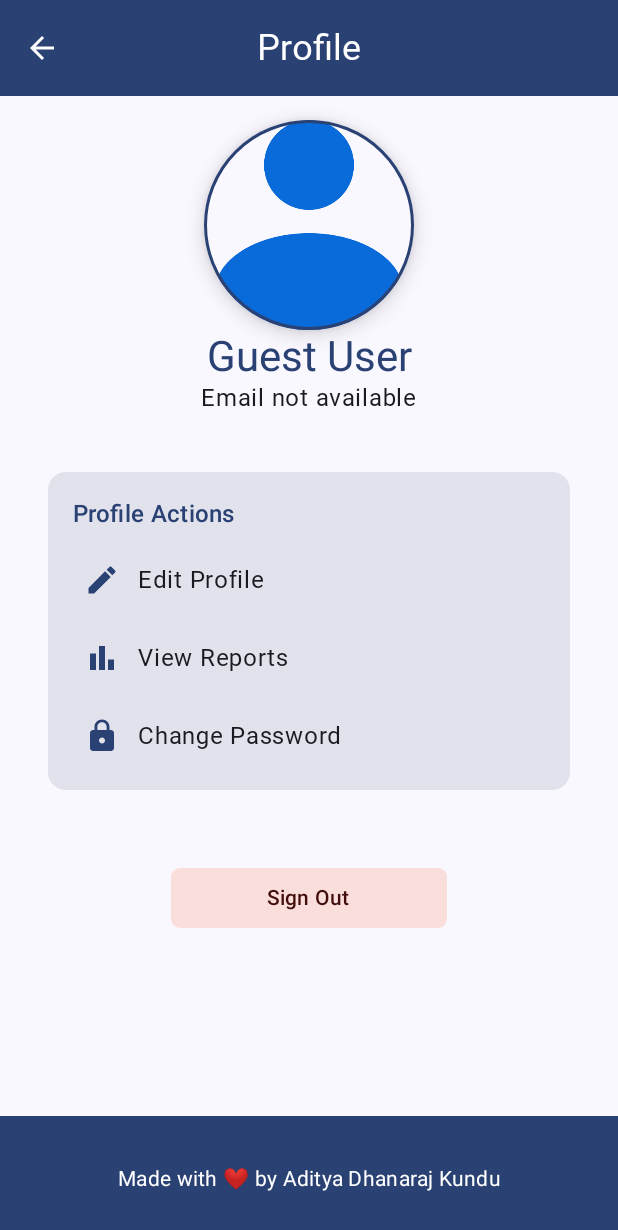
After one commit to AdityaDhanarajKundu/AI-Mental-Health-Companion-Android-App, an Android app built with Jetpack Compose: the ProfileScreen screen opened through its navigation route, on a phone screen of 412 x 824 dp. The commit adds this screen. Shown: the top 1230 px of the screen. Run offline under Robolectric (Android 15) with nearby library versions, the phone set to English and light mode, and no system bars; our stand-ins replace Firebase (no records; nobody signed in at launch, a user with empty details on screens opened directly), Room's generated code; pictures from the network do not load; Roboto replaces fonts that are not available here.

Commit message:
added the profile screen. the action items in the profile screen are yet to be implemented

```diff
--- a/app/src/main/java/com/example/mentalhealthcompanion/MainActivity.kt
+++ b/app/src/main/java/com/example/mentalhealthcompanion/MainActivity.kt
@@ -49,6 +49,7 @@ import com.example.mentalhealthcompanion.auth.GoogleSignInClient
 import com.example.mentalhealthcompanion.auth.SignInState
 import com.example.mentalhealthcompanion.db.JournalDb
 import com.example.mentalhealthcompanion.ui.screens.HomeScreen
+import com.example.mentalhealthcompanion.ui.screens.ProfileScreen
 import com.example.mentalhealthcompanion.ui.theme.MentalHealthCompanionTheme
 import com.example.mentalhealthcompanion.viewmodel.AuthViewModel
 import com.google.android.gms.auth.api.identity.BeginSignInRequest
@@ -153,6 +154,20 @@ class MainActivity : ComponentActivity() {
                             authViewModel = authViewModel
                         )
                     }
+                    composable("profile") {
+                        ProfileScreen(
+                            navController = navController,
+                            authViewModel = authViewModel,
+                            onSignOut = {
+                                isAuthenticated.value = false
+                                FirebaseAuth.getInstance().signOut()
+                                viewModel.resetState()
+                                navController.navigate("login"){
+                                    popUpTo("home") { inclusive = true } // Clear back stack
+                                }
+                            }
+                        )
+                    }
                 }
             }
         }
--- /dev/null
+++ b/app/src/main/java/com/example/mentalhealthcompanion/ui/screens/ProfileScreen.kt
@@ -0,0 +1,240 @@
+package com.example.mentalhealthcompanion.ui.screens
+
+import androidx.compose.foundation.BorderStroke
+import androidx.compose.foundation.Image
+import androidx.compose.foundation.clickable
+import androidx.compose.foundation.layout.Arrangement
+import androidx.compose.foundation.layout.Column
+import androidx.compose.foundation.layout.Row
+import androidx.compose.foundation.layout.Spacer
+import androidx.compose.foundation.layout.fillMaxSize
+import androidx.compose.foundation.layout.fillMaxWidth
+import androidx.compose.foundation.layout.height
+import androidx.compose.foundation.layout.padding
+import androidx.compose.foundation.layout.size
+import androidx.compose.foundation.layout.width
+import androidx.compose.foundation.rememberScrollState
+import androidx.compose.foundation.shape.CircleShape
+import androidx.compose.foundation.shape.RoundedCornerShape
+import androidx.compose.foundation.verticalScroll
+import androidx.compose.material.icons.Icons
+import androidx.compose.material.icons.filled.ArrowBack
+import androidx.compose.material.icons.filled.BarChart
+import androidx.compose.material.icons.filled.Edit
+import androidx.compose.material.icons.filled.Lock
+import androidx.compose.material3.BottomAppBar
+import androidx.compose.material3.Button
+import androidx.compose.material3.ButtonDefaults
+import androidx.compose.material3.Card
+import androidx.compose.material3.CardDefaults
+import androidx.compose.material3.CenterAlignedTopAppBar
+import androidx.compose.material3.ExperimentalMaterial3Api
+import androidx.compose.material3.Icon
+import androidx.compose.material3.IconButton
+import androidx.compose.material3.MaterialTheme
+import androidx.compose.material3.Scaffold
+import androidx.compose.material3.Surface
+import androidx.compose.material3.Text
+import androidx.compose.material3.TopAppBar
+import androidx.compose.material3.TopAppBarDefaults
+import androidx.compose.runtime.Composable
+import androidx.compose.runtime.LaunchedEffect
+import androidx.compose.runtime.collectAsState
+import androidx.compose.runtime.getValue
+import androidx.compose.runtime.mutableStateOf
+import androidx.compose.runtime.remember
+import androidx.compose.ui.Alignment
+import androidx.compose.ui.Modifier
+import androidx.compose.ui.draw.clip
+import androidx.compose.ui.graphics.Color
+import androidx.compose.ui.graphics.vector.ImageVector
+import androidx.compose.ui.layout.ContentScale
+import androidx.compose.ui.res.painterResource
+import androidx.compose.ui.text.style.TextAlign
+import androidx.compose.ui.tooling.preview.Preview
+import androidx.compose.ui.unit.dp
+import androidx.navigation.NavController
+import coil3.compose.AsyncImage
+import com.example.mentalhealthcompanion.MainActivity
+import com.example.mentalhealthcompanion.R
+import com.example.mentalhealthcompanion.viewmodel.AuthViewModel
+
+@OptIn(ExperimentalMaterial3Api::class)
+@Composable
+fun ProfileScreen(
+    navController: NavController,
+    authViewModel: AuthViewModel,
+    onSignOut: () -> Unit
+) {
+    val userData by authViewModel.userData.collectAsState(initial = null)
+
+    Scaffold(
+        topBar = {
+            CenterAlignedTopAppBar(
+                title = {
+                    Text(
+                        text = "Profile",
+                        style = MaterialTheme.typography.titleLarge,
+                        color = MaterialTheme.colorScheme.onPrimary
+                    )
+                },
+                navigationIcon = {
+                    IconButton(
+                        onClick = {
+                            navController.popBackStack()
+                        }
+                    ) {
+                        Icon(
+                            imageVector = Icons.Default.ArrowBack,
+                            contentDescription = "Back",
+                            tint = MaterialTheme.colorScheme.onPrimary,
+                        )
+                    }
+                },
+                colors = TopAppBarDefaults.centerAlignedTopAppBarColors(
+                    containerColor = MaterialTheme.colorScheme.primary,
+                    titleContentColor = MaterialTheme.colorScheme.onPrimary
+                )
+            )
+        },
+        bottomBar = {
+            BottomAppBar(
+                containerColor = MaterialTheme.colorScheme.primary,
+                contentColor = MaterialTheme.colorScheme.onPrimary
+            ) {
+                Text(
+                    modifier = Modifier
+                        .fillMaxWidth(),
+                    textAlign = TextAlign.Center,
+                    text = "Made with ❤️ by Aditya Dhanaraj Kundu",
+                    style = MaterialTheme.typography.bodyMedium
+                )
+            }
+        }
+    ) {
+        Column(
+            modifier = Modifier
+                .fillMaxSize()
+                .padding(it)
+                .verticalScroll(rememberScrollState())
+                .padding(16.dp),
+            verticalArrangement = Arrangement.Top,
+            horizontalAlignment = Alignment.CenterHorizontally
+        ) {
+            // profile picture
+            Surface(
+                shape = CircleShape,
+                shadowElevation = 8.dp,
+                border = BorderStroke(2.dp, MaterialTheme.colorScheme.primary),
+                modifier = Modifier.size(140.dp)
+            ) {
+                if(userData?.profilePictureUrl != null){
+                    AsyncImage(
+                        model = userData!!.profilePictureUrl,
+                        contentDescription = "Profile Picture",
+                        modifier = Modifier.size(120.dp),
+                        contentScale = ContentScale.Crop
+                    )
+                }else{
+                    Image(
+                        painter = painterResource(id = R.drawable.userprofile),
+                        contentDescription = "Default Profile Picture",
+                        modifier = Modifier.size(120.dp)
+                    )
+                }
+            }
+
+            // User Information
+            Text(
+                text = userData?.username ?: "Guest User",
+                style = MaterialTheme.typography.headlineMedium,
+                color = MaterialTheme.colorScheme.primary
+            )
+            Text(
+                text = userData?.email ?: "Email not available",
+                style = MaterialTheme.typography.bodyLarge,
+                color = MaterialTheme.colorScheme.onBackground
+            )
+
+            Spacer(modifier = Modifier.height(24.dp))
+
+            //Profile Action Section
+            Card(
+                modifier = Modifier.fillMaxWidth()
+                    .padding(16.dp),
+                colors = CardDefaults.cardColors(
+                    containerColor = MaterialTheme.colorScheme.surfaceVariant,
+                    contentColor = MaterialTheme.colorScheme.onSurface
+                )
+            ) {
+                Column(
+                    modifier = Modifier.padding(16.dp),
+                    verticalArrangement = Arrangement.spacedBy(12.dp)
+                ) {
+                    Text(
+                        text = "Profile Actions",
+                        style = MaterialTheme.typography.titleMedium,
+                        color = MaterialTheme.colorScheme.primary,
+                        textAlign = TextAlign.Center,
+                    )
+                    ActionItem("Edit Profile", Icons.Default.Edit, onClick = { /* Handle Edit */ })
+                    ActionItem("View Reports", Icons.Default.BarChart, onClick = { /* Handle Reports */ })
+                    ActionItem("Change Password", Icons.Default.Lock, onClick = { /* Handle Password Change */ })
+                }
+            }
+
+            Spacer(modifier = Modifier.height(24.dp))
+            //Sign Out Button
+            Button(
+                onClick = {
+                    onSignOut()
+                },
+                modifier = Modifier
+                    .align(Alignment.CenterHorizontally)
+                    .width(200.dp)
+                    .padding(8.dp),
+                shape = RoundedCornerShape(6.dp),
+                colors = ButtonDefaults.buttonColors(
+                    containerColor = MaterialTheme.colorScheme.errorContainer,
+                    contentColor = MaterialTheme.colorScheme.onErrorContainer
+                ),
+            ) {
+                Text("Sign Out")
+            }
+        }
+    }
+}
+
+@Composable
+fun ActionItem(
+    title: String,
+    icon: ImageVector,
+    onClick: () -> Unit
+){
+    Row(
+        modifier = Modifier
+            .fillMaxWidth()
+            .clickable(onClick = onClick)
+            .padding(8.dp),
+        verticalAlignment = Alignment.CenterVertically
+    ) {
+        Icon(
+            imageVector = icon,
+            contentDescription = null,
+            tint = MaterialTheme.colorScheme.primary,
+            modifier = Modifier.size(24.dp)
+        )
+        Spacer(modifier = Modifier.width(12.dp))
+        Text(
+            text = title,
+            style = MaterialTheme.typography.bodyLarge,
+            color = MaterialTheme.colorScheme.onSurface
+        )
+    }
+}
+
+@Preview(showBackground = true)
+@Composable
+fun ProfileScreenPreview() {
+    ProfileScreen(navController = NavController(MainActivity()), authViewModel = AuthViewModel(), onSignOut = {})
+}
```
Also changed, not shown: app/src/main/res/drawable-nodpi/userprofile.png (added).
